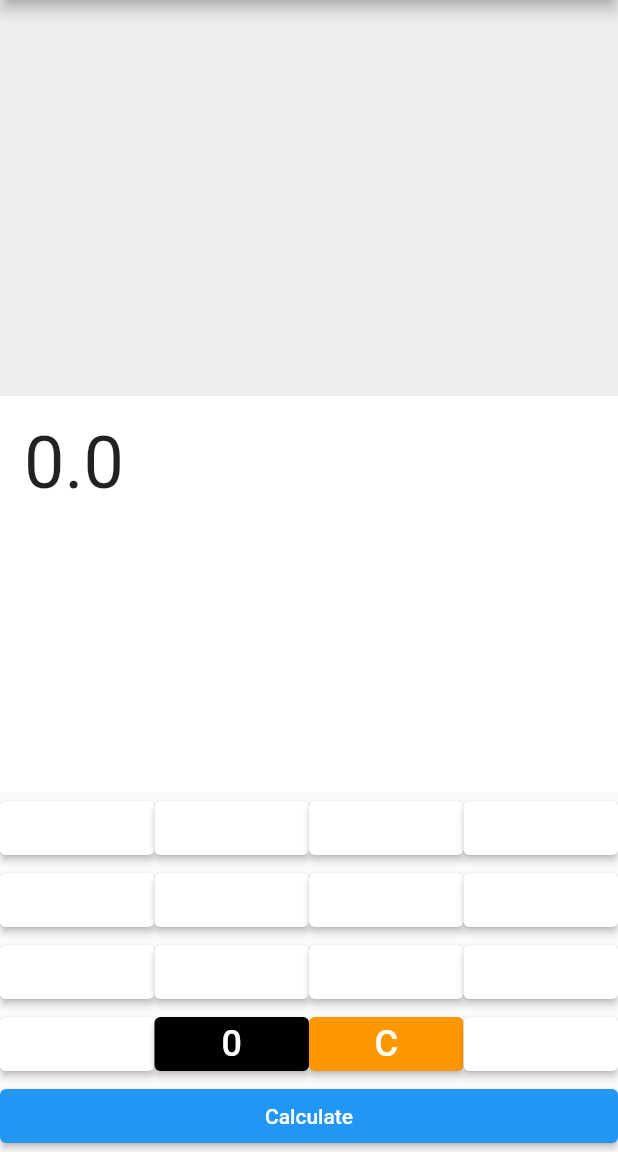
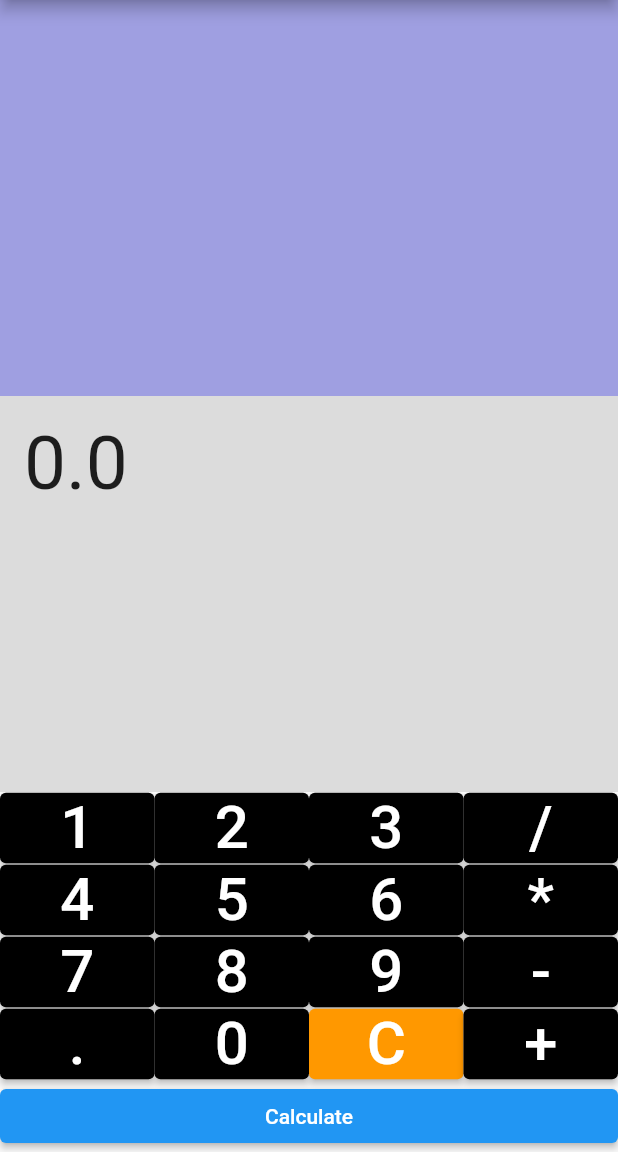
Before and after one commit to black1709/kalkulator, a Flutter app: the screen it shows after launch, on a phone screen of 412 x 824 dp, the part 84-1236 px from its top. Run offline on Flutter 3.47's test engine with Material 2 defaults, Android fonts, the phone set to English and light mode, and no system bars; our stand-ins replace math_expressions.

Commit message:
second commit

```diff
--- a/lib/main.dart
+++ b/lib/main.dart
@@ -65,53 +65,53 @@ class _CalculatorScreenState extends State<CalculatorScreen> {
           Expanded(
             child: Container(
               padding: EdgeInsets.all(16.0),
-              color: Colors.grey[200],
+              color: Color.fromARGB(255, 159, 159, 225),
               child: Text(
                 _input,
-                style: TextStyle(fontSize: 24.0),
+                style: TextStyle(fontSize: 50.0),
               ),
             ),
           ),
           Expanded(
             child: Container(
               padding: EdgeInsets.all(16.0),
-              color: Colors.white,
+              color: Colors.black12,
               child: Text(
                 _result.toString(),
-                style: TextStyle(fontSize: 48.0),
+                style: TextStyle(fontSize: 50.0),
               ),
             ),
           ),
           Row(
             children: <Widget>[
-              _buildButton('7'),
-              _buildButton('8'),
-              _buildButton('9'),
-              _buildButton('/'),
+              _buildButton('1', color: Colors.black),
+              _buildButton('2', color: Colors.black),
+              _buildButton('3', color: Colors.black),
+              _buildButton('/', color: Colors.black),
             ],
           ),
           Row(
             children: <Widget>[
-              _buildButton('4'),
-              _buildButton('5'),
-              _buildButton('6'),
-              _buildButton('*'),
+              _buildButton('4', color: Colors.black),
+              _buildButton('5', color: Colors.black),
+              _buildButton('6', color: Colors.black),
+              _buildButton('*', color: Colors.black),
             ],
           ),
           Row(
             children: <Widget>[
-              _buildButton('1'),
-              _buildButton('2'),
-              _buildButton('3'),
-              _buildButton('-'),
+              _buildButton('7', color: Colors.black),
+              _buildButton('8', color: Colors.black),
+              _buildButton('9', color: Colors.black),
+              _buildButton('-', color: Colors.black),
             ],
           ),
           Row(
             children: <Widget>[
-              _buildButton('.'),
+              _buildButton('.', color: Colors.black),
               _buildButton('0', color: Colors.black),
               _buildButton('C', color: Colors.orange),
-              _buildButton('+'),
+              _buildButton('+', color: Colors.black),
             ],
           ),
           ElevatedButton(
@@ -128,7 +128,7 @@ class _CalculatorScreenState extends State<CalculatorScreen> {
       child: ElevatedButton(
         child: Text(
           text,
-          style: TextStyle(fontSize: 24.0),
+          style: TextStyle(fontSize: 40.0),
         ),
         style: ElevatedButton.styleFrom(
           primary: color,
```
